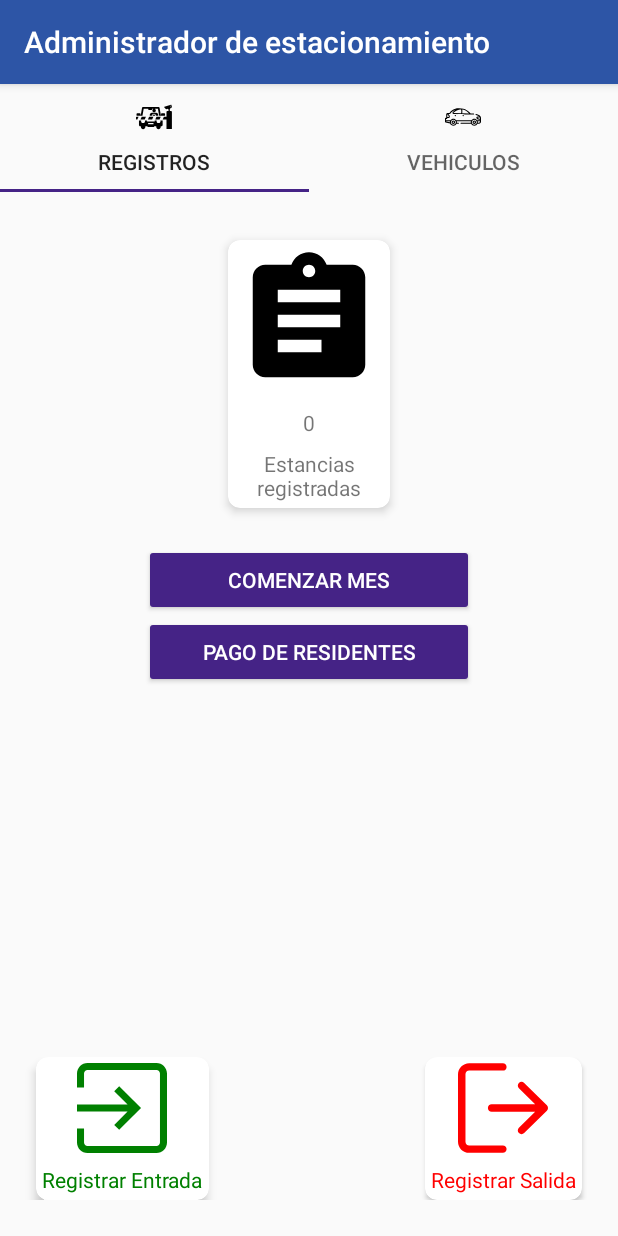
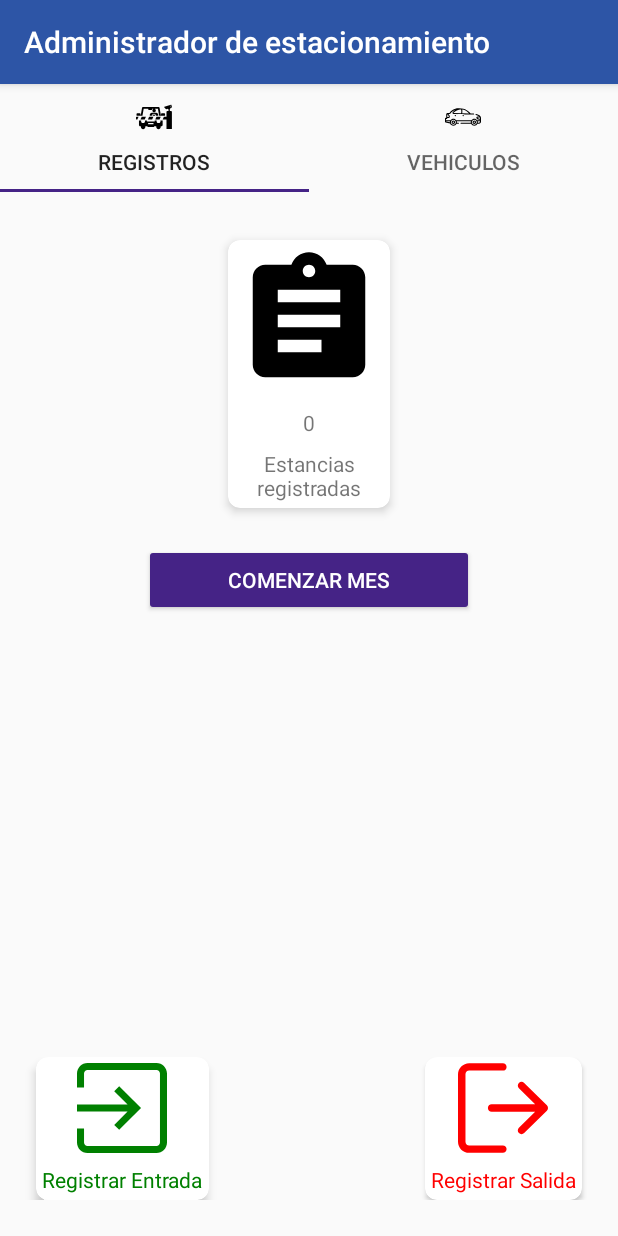
Before and after one commit to kevinPinzon/android-developer-test, an Android app: the screen it shows after launch (MainActivity), on a phone screen of 412 x 824 dp. Run offline under Robolectric (Android 15) with nearby library versions, the phone set to English and light mode, and no system bars; our stand-ins replace Room's generated code.

```diff
--- a/AdministradorEstacionamiento/app/src/main/java/com/kevinpinzon/administradorestacionamiento/view/ListCarActivity.kt
+++ b/AdministradorEstacionamiento/app/src/main/java/com/kevinpinzon/administradorestacionamiento/view/ListCarActivity.kt
@@ -47,7 +47,6 @@ class ListCarActivity : AppCompatActivity() {
                     com.kevinpinzon.administradorestacionamiento.view.adapters.RecyclerView(
                         cars
                     )
-                println("TEST-cars:"+cars)
             }
         }
 
--- a/AdministradorEstacionamiento/app/src/main/java/com/kevinpinzon/administradorestacionamiento/view/RegisterActivity.kt
+++ b/AdministradorEstacionamiento/app/src/main/java/com/kevinpinzon/administradorestacionamiento/view/RegisterActivity.kt
@@ -44,7 +44,6 @@ class RegisterActivity : AppCompatActivity() {
                     com.kevinpinzon.administradorestacionamiento.view.adapters.EstanciasRecyclerAdapter(
                         registers
                     )
-                println("TEST-register:"+registers)
             }
         }
 
--- a/AdministradorEstacionamiento/app/src/main/res/layout/fragment_record.xml
+++ b/AdministradorEstacionamiento/app/src/main/res/layout/fragment_record.xml
@@ -70,16 +70,6 @@
             android:backgroundTint="@color/colorAccent"
             android:text="Comenzar Mes"
             android:textColor="#fff" />
-
-        <Button
-            android:id="@+id/btnResidentPays"
-            android:layout_width="220dp"
-            android:layout_height="wrap_content"
-            android:backgroundTint="@color/colorAccent"
-            android:text="Pago de residentes"
-            android:textColor="#fff" />
-
-
 
         <RelativeLayout
             android:layout_width="wrap_content"
```
Also changed, not shown: AdministradorEstacionamiento/app/src/main/java/com/kevinpinzon/administradorestacionamiento/view/adapters/EstanciasRecyclerAdapter.kt (+0 -28 lines), AdministradorEstacionamiento/app/src/main/java/com/kevinpinzon/administradorestacionamiento/view/adapters/RecyclerView.kt (+12 -10 lines), AdministradorEstacionamiento/app/src/main/java/com/kevinpinzon/administradorestacionamiento/view/fragments/RecordFragment.kt (+5 -18 lines), AdministradorEstacionamiento/app/src/main/res/layout/card_car.xml (+7 -0 lines), 1 other file.
